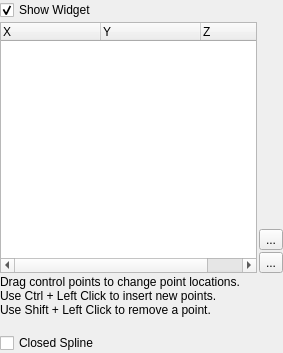
Kitware/ParaView, file Qt/ApplicationComponents/Resources/UI/pqSplinePropertyWidget.ui: the form before one commit.
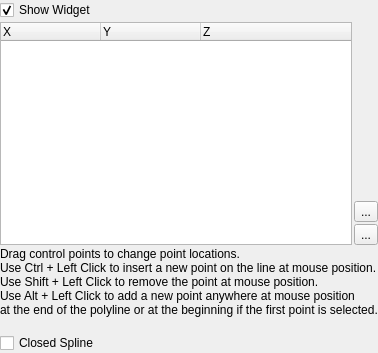
The form after the commit. Icons and pictures are not drawn. Custom widgets are drawn as their Qt base class.

Commit message: Modify legend of poly-line construction

```diff
--- a/Qt/ApplicationComponents/Resources/UI/pqSplinePropertyWidget.ui
+++ b/Qt/ApplicationComponents/Resources/UI/pqSplinePropertyWidget.ui
@@ -107,7 +107,7 @@
    <item row="2" column="0" colspan="3">
     <widget class="QLabel" name="label">
      <property name="text">
-      <string>&lt;html&gt;&lt;head/&gt;&lt;body&gt;&lt;p&gt;Drag control points to change point locations.&lt;br/&gt;Use Ctrl + Left Click to insert new points.&lt;br/&gt;Use Shift + Left Click to remove a point.&lt;br/&gt;&lt;/p&gt;&lt;/body&gt;&lt;/html&gt;</string>
+      <string>&lt;html&gt;&lt;head/&gt;&lt;body&gt;&lt;p&gt;Drag control points to change point locations.&lt;br/&gt;Use Ctrl + Left Click to insert a new point on the line at mouse position.&lt;br/&gt;Use Shift + Left Click to remove the point at mouse position.&lt;br/&gt;Use Alt + Left Click to add a new point anywhere at mouse position&lt;br/&gt;at the end of the polyline or at the beginning if the first point is selected.&lt;br/&gt;&lt;/p&gt;&lt;/body&gt;&lt;/html&gt;</string>
      </property>
     </widget>
    </item>
```
